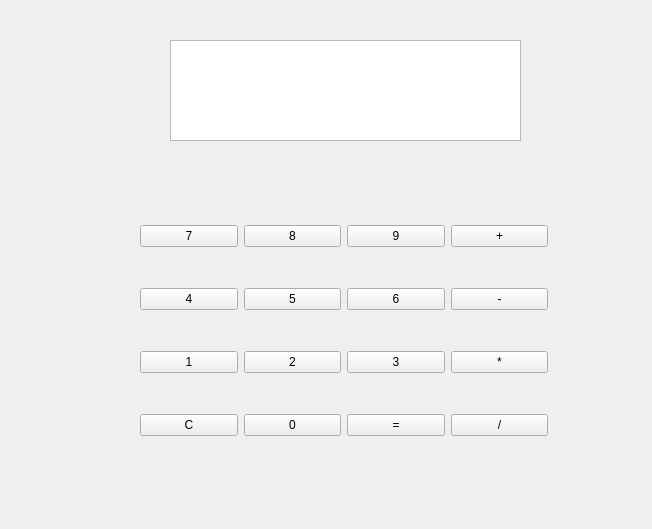
This is src/mainWindow/mainwindow.ui in artm1904/qt_simple_calculator as Qt 5 draws it before an edit. The edited form follows.
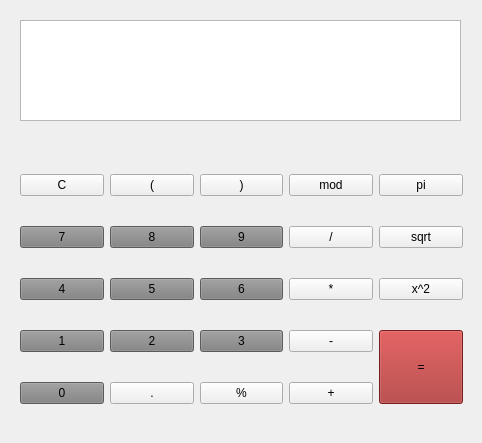
This is the edited form.

What changed in the file:
```diff
--- a/src/mainWindow/mainwindow.ui
+++ b/src/mainWindow/mainwindow.ui
@@ -6,8 +6,8 @@
    <rect>
     <x>0</x>
     <y>0</y>
-    <width>652</width>
-    <height>529</height>
+    <width>482</width>
+    <height>443</height>
    </rect>
   </property>
   <property name="windowTitle">
@@ -17,119 +17,147 @@
    <widget class="QWidget" name="gridLayoutWidget">
     <property name="geometry">
      <rect>
-      <x>140</x>
-      <y>190</y>
-      <width>408</width>
+      <x>20</x>
+      <y>150</y>
+      <width>443</width>
       <height>281</height>
      </rect>
     </property>
     <layout class="QGridLayout" name="gridLayout">
-     <item row="0" column="2">
-      <widget class="QPushButton" name="but_9">
-       <property name="text">
-        <string>9</string>
-       </property>
-      </widget>
-     </item>
-     <item row="2" column="2">
-      <widget class="QPushButton" name="but_3">
-       <property name="text">
-        <string>3</string>
-       </property>
-      </widget>
-     </item>
-     <item row="3" column="0">
-      <widget class="QPushButton" name="but_c">
-       <property name="text">
-        <string>С</string>
-       </property>
-      </widget>
-     </item>
-     <item row="2" column="1">
-      <widget class="QPushButton" name="but_2">
-       <property name="text">
-        <string>2</string>
-       </property>
-      </widget>
-     </item>
-     <item row="3" column="2">
-      <widget class="QPushButton" name="but_e">
-       <property name="text">
-        <string>=</string>
-       </property>
-      </widget>
-     </item>
-     <item row="1" column="1">
-      <widget class="QPushButton" name="but_5">
-       <property name="text">
-        <string>5</string>
-       </property>
-      </widget>
-     </item>
      <item row="2" column="0">
-      <widget class="QPushButton" name="but_1">
-       <property name="text">
-        <string>1</string>
-       </property>
-      </widget>
-     </item>
-     <item row="0" column="0">
-      <widget class="QPushButton" name="but_7">
-       <property name="text">
-        <string>7</string>
-       </property>
-      </widget>
-     </item>
-     <item row="3" column="1">
-      <widget class="QPushButton" name="but_0">
-       <property name="text">
-        <string>0</string>
-       </property>
-      </widget>
-     </item>
-     <item row="1" column="0">
       <widget class="QPushButton" name="but_4">
+       <property name="styleSheet">
+        <string notr="true">background-color: gray;</string>
+       </property>
        <property name="text">
         <string>4</string>
        </property>
       </widget>
      </item>
-     <item row="0" column="1">
+     <item row="1" column="1">
       <widget class="QPushButton" name="but_8">
+       <property name="styleSheet">
+        <string notr="true">background-color: gray;</string>
+       </property>
        <property name="text">
         <string>8</string>
        </property>
       </widget>
      </item>
-     <item row="1" column="2">
-      <widget class="QPushButton" name="but_6">
-       <property name="text">
-        <string>6</string>
-       </property>
-      </widget>
-     </item>
      <item row="0" column="3">
+      <widget class="QPushButton" name="pushButton_8">
+       <property name="text">
+        <string>mod</string>
+       </property>
+      </widget>
+     </item>
+     <item row="5" column="2">
+      <widget class="QPushButton" name="pushButton_2">
+       <property name="text">
+        <string>%</string>
+       </property>
+      </widget>
+     </item>
+     <item row="1" column="0">
+      <widget class="QPushButton" name="but_7">
+       <property name="styleSheet">
+        <string notr="true">background-color: gray;</string>
+       </property>
+       <property name="text">
+        <string>7</string>
+       </property>
+      </widget>
+     </item>
+     <item row="5" column="0">
+      <widget class="QPushButton" name="but_0">
+       <property name="styleSheet">
+        <string notr="true">background-color: gray;</string>
+       </property>
+       <property name="text">
+        <string>0</string>
+       </property>
+      </widget>
+     </item>
+     <item row="4" column="3">
+      <widget class="QPushButton" name="but_s">
+       <property name="text">
+        <string>-</string>
+       </property>
+      </widget>
+     </item>
+     <item row="1" column="4">
+      <widget class="QPushButton" name="pushButton_6">
+       <property name="text">
+        <string>sqrt</string>
+       </property>
+      </widget>
+     </item>
+     <item row="5" column="3">
       <widget class="QPushButton" name="but_a">
        <property name="text">
         <string>+</string>
        </property>
       </widget>
      </item>
+     <item row="4" column="0">
+      <widget class="QPushButton" name="but_1">
+       <property name="styleSheet">
+        <string notr="true">background-color: gray;</string>
+       </property>
+       <property name="text">
+        <string>1</string>
+       </property>
+      </widget>
+     </item>
+     <item row="5" column="1">
+      <widget class="QPushButton" name="pushButton">
+       <property name="text">
+        <string>.</string>
+       </property>
+      </widget>
+     </item>
+     <item row="2" column="1">
+      <widget class="QPushButton" name="but_5">
+       <property name="styleSheet">
+        <string notr="true">background-color: gray;</string>
+       </property>
+       <property name="text">
+        <string>5</string>
+       </property>
+      </widget>
+     </item>
+     <item row="0" column="4">
+      <widget class="QPushButton" name="pushButton_7">
+       <property name="text">
+        <string>pi</string>
+       </property>
+      </widget>
+     </item>
+     <item row="4" column="1">
+      <widget class="QPushButton" name="but_2">
+       <property name="styleSheet">
+        <string notr="true">background-color: gray;</string>
+       </property>
+       <property name="text">
+        <string>2</string>
+       </property>
+      </widget>
+     </item>
+     <item row="0" column="2">
+      <widget class="QPushButton" name="pushButton_4">
+       <property name="text">
+        <string>)</string>
+       </property>
+      </widget>
+     </item>
+     <item row="0" column="0">
+      <widget class="QPushButton" name="but_c">
+       <property name="text">
+        <string>С</string>
+       </property>
+      </widget>
+     </item>
      <item row="1" column="3">
-      <widget class="QPushButton" name="but_s">
-       <property name="text">
-        <string>-</string>
-       </property>
-      </widget>
-     </item>
-     <item row="2" column="3">
-      <widget class="QPushButton" name="but_m">
-       <property name="text">
-        <string>*</string>
-       </property>
-      </widget>
-     </item>
-     <item row="3" column="3">
       <widget class="QPushButton" name="but_d">
        <property name="enabled">
         <bool>true</bool>
@@ -139,14 +167,81 @@
        </property>
       </widget>
      </item>
+     <item row="2" column="4">
+      <widget class="QPushButton" name="pushButton_5">
+       <property name="text">
+        <string>x^2</string>
+       </property>
+      </widget>
+     </item>
+     <item row="1" column="2">
+      <widget class="QPushButton" name="but_9">
+       <property name="styleSheet">
+        <string notr="true">background-color: gray;</string>
+       </property>
+       <property name="text">
+        <string>9</string>
+       </property>
+      </widget>
+     </item>
+     <item row="2" column="3">
+      <widget class="QPushButton" name="but_m">
+       <property name="text">
+        <string>*</string>
+       </property>
+      </widget>
+     </item>
+     <item row="4" column="2">
+      <widget class="QPushButton" name="but_3">
+       <property name="styleSheet">
+        <string notr="true">background-color: gray;</string>
+       </property>
+       <property name="text">
+        <string>3</string>
+       </property>
+      </widget>
+     </item>
+     <item row="0" column="1">
+      <widget class="QPushButton" name="pushButton_3">
+       <property name="text">
+        <string>(</string>
+       </property>
+      </widget>
+     </item>
+     <item row="2" column="2">
+      <widget class="QPushButton" name="but_6">
+       <property name="styleSheet">
+        <string notr="true">background-color: gray;</string>
+       </property>
+       <property name="text">
+        <string>6</string>
+       </property>
+      </widget>
+     </item>
+     <item row="4" column="4" rowspan="2">
+      <widget class="QPushButton" name="but_e">
+       <property name="sizePolicy">
+        <sizepolicy hsizetype="Preferred" vsizetype="Preferred">
+         <horstretch>0</horstretch>
+         <verstretch>0</verstretch>
+        </sizepolicy>
+       </property>
+       <property name="styleSheet">
+        <string notr="true">background-color:brown;</string>
+       </property>
+       <property name="text">
+        <string>=</string>
+       </property>
+      </widget>
+     </item>
     </layout>
    </widget>
    <widget class="QTextBrowser" name="screen">
     <property name="geometry">
      <rect>
-      <x>170</x>
-      <y>40</y>
-      <width>351</width>
+      <x>20</x>
+      <y>20</y>
+      <width>441</width>
       <height>101</height>
      </rect>
     </property>
```
